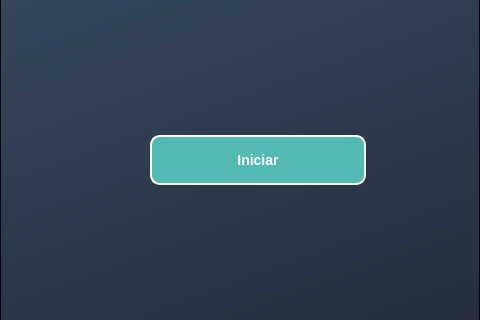
Qt form UI/login_v2.ui (Jossefrp/AutoMessageBot) before a commit; both pictures show x 480 to 960 and y 135 to 455 of the 960 by 540 pixel window.
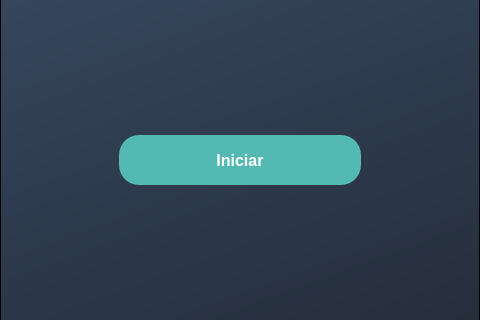
The same form after that commit. Icons and pictures are not drawn.

```diff
--- a/UI/login_v2.ui
+++ b/UI/login_v2.ui
@@ -64,9 +64,9 @@
     <widget class="QPushButton" name="start_button">
      <property name="geometry">
       <rect>
-       <x>150</x>
+       <x>119</x>
        <y>270</y>
-       <width>216</width>
+       <width>242</width>
        <height>50</height>
       </rect>
      </property>
@@ -83,10 +83,8 @@
 	color: white;
     background-color: rgba(84, 185, 179, 255);
     border-style: outset;
-    border-width: 2px;
-    border-radius: 10px;
-    border-color: beige;
-    font: bold 14px;
+    border-radius: 20px;
+    font: bold 16px;
     min-width: 10em;
     padding: 6px;
 }
```
Left out of the diff: 14 changed lines with no effect on the pictures.
